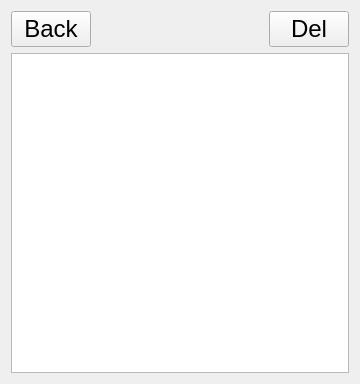
Above: forms/concreteproject.ui from LesterEvSe/Task-Manager before the change. Below: the same form after it.
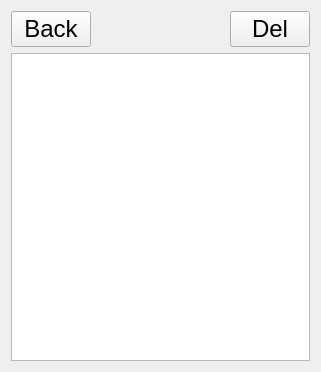
That is the form after the change.

Patch:
```diff
--- a/forms/concreteproject.ui
+++ b/forms/concreteproject.ui
@@ -6,8 +6,8 @@
    <rect>
     <x>0</x>
     <y>0</y>
-    <width>360</width>
-    <height>384</height>
+    <width>321</width>
+    <height>372</height>
    </rect>
   </property>
   <property name="font">
```
